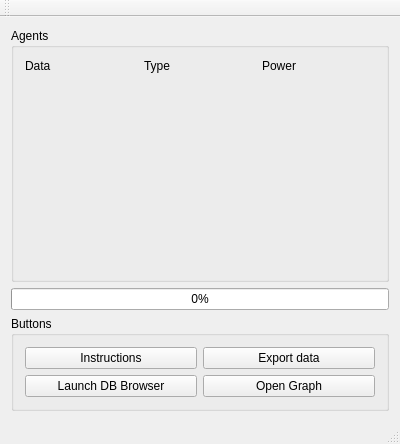
Old version of the form QCustomPlotTestVS/QCustomPlotTestVS/MainWindow.ui in the repository killiansmyth17/fyp.
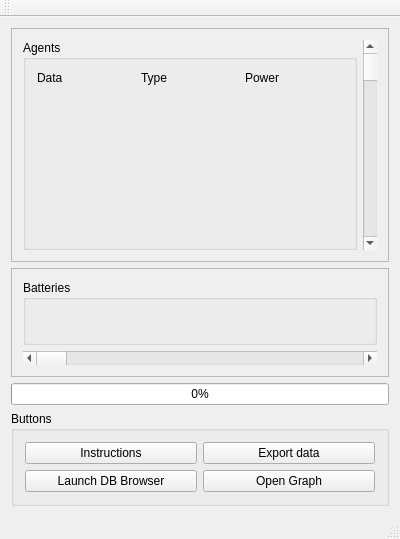
New version of the form.

Commit message: added framework for regular and smart batteries, only regular have been implemented so far

```diff
--- a/QCustomPlotTestVS/QCustomPlotTestVS/MainWindow.ui
+++ b/QCustomPlotTestVS/QCustomPlotTestVS/MainWindow.ui
@@ -7,14 +7,23 @@
     <x>0</x>
     <y>0</y>
     <width>400</width>
-    <height>444</height>
+    <height>539</height>
    </rect>
   </property>
   <property name="windowTitle">
    <string>MainWindow</string>
   </property>
   <widget class="QWidget" name="centralWidget">
-   <layout class="QVBoxLayout" name="verticalLayout">
+   <layout class="QVBoxLayout" name="verticalLayout_3">
+    <item>
+     <widget class="QFrame" name="agentFrame">
+      <property name="frameShape">
+       <enum>QFrame::StyledPanel</enum>
+      </property>
+      <property name="frameShadow">
+       <enum>QFrame::Raised</enum>
+      </property>
+      <layout class="QHBoxLayout" name="horizontalLayout_3">
     <item>
      <widget class="QGroupBox" name="agents">
       <property name="title">
@@ -58,6 +67,57 @@
           </size>
          </property>
         </spacer>
+          </item>
+         </layout>
+        </widget>
+       </item>
+       <item>
+        <widget class="QScrollBar" name="agentScrollBar">
+         <property name="orientation">
+          <enum>Qt::Vertical</enum>
+         </property>
+        </widget>
+       </item>
+      </layout>
+     </widget>
+    </item>
+    <item>
+     <widget class="QFrame" name="batteryFrame">
+      <property name="frameShape">
+       <enum>QFrame::StyledPanel</enum>
+      </property>
+      <property name="frameShadow">
+       <enum>QFrame::Raised</enum>
+      </property>
+      <layout class="QVBoxLayout" name="verticalLayout">
+       <item>
+        <widget class="QGroupBox" name="batteries">
+         <property name="title">
+          <string>Batteries</string>
+         </property>
+         <layout class="QHBoxLayout" name="horizontalLayout_2">
+          <item>
+           <spacer name="horizontalSpacer">
+            <property name="orientation">
+             <enum>Qt::Horizontal</enum>
+            </property>
+            <property name="sizeHint" stdset="0">
+             <size>
+              <width>40</width>
+              <height>20</height>
+             </size>
+            </property>
+           </spacer>
+          </item>
+         </layout>
+        </widget>
+       </item>
+       <item>
+        <widget class="QScrollBar" name="buttonScrollBar">
+         <property name="orientation">
+          <enum>Qt::Horizontal</enum>
+         </property>
+        </widget>
        </item>
       </layout>
      </widget>
```
Lines whose indentation alone changed are shown as unchanged. The commit also changes 5 other files.
